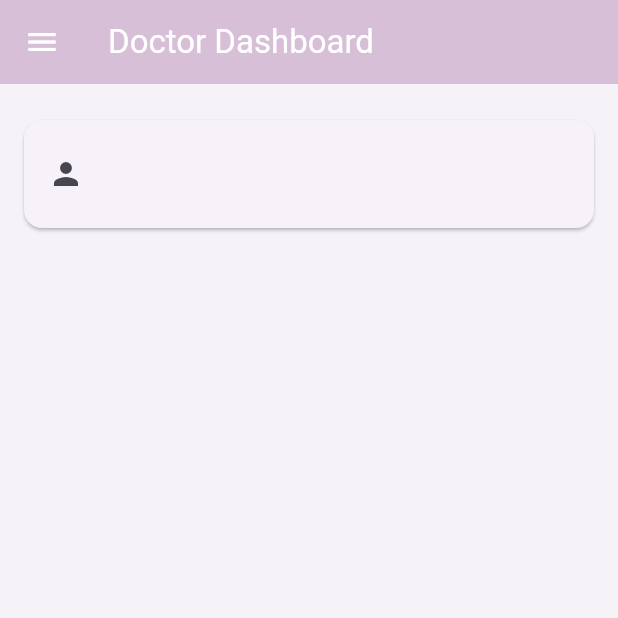
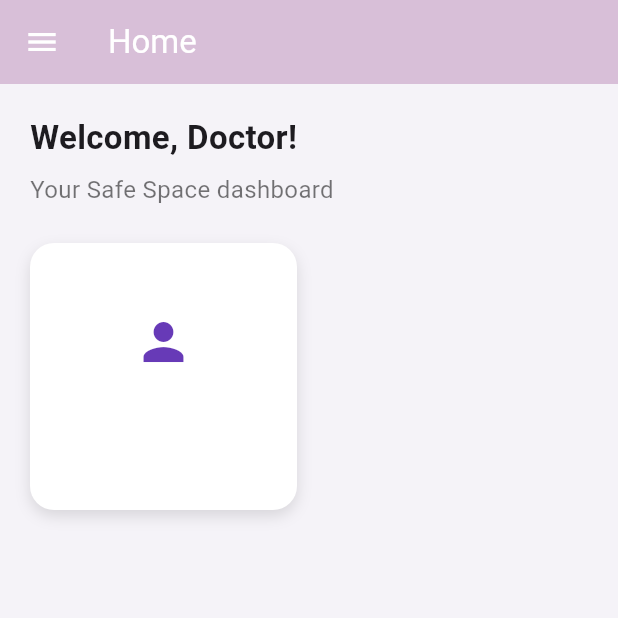
Before and after one commit to Ba-jx/safespace, a Flutter app: the DoctorDashboardScreen screen opened by its route, on a phone screen of 412 x 824 dp, the top half of it. Run offline on Flutter 3.47's test engine with Material 3 defaults, Android fonts, the phone set to English and light mode, and no system bars; our stand-ins replace cloud_firestore, firebase_auth, firebase_core, table_calendar; accounts and stored records are empty.

Commit message:
Update doctor_dashboard_screen.dart

```diff
--- a/lib/screens/doctor_dashboard_screen.dart
+++ b/lib/screens/doctor_dashboard_screen.dart
@@ -1,75 +1,117 @@
 
+import 'package:flutter/material.dart';
 import 'package:cloud_firestore/cloud_firestore.dart';
 import 'package:firebase_auth/firebase_auth.dart';
-import 'package:flutter/material.dart';
 import '../widgets/custom_drawer.dart';
 import 'patient_detail_screen.dart';
 
 class DoctorDashboardScreen extends StatelessWidget {
   const DoctorDashboardScreen({super.key});
 
+  Future<List<Map<String, dynamic>>> _fetchAssignedPatients() async {
+    final uid = FirebaseAuth.instance.currentUser?.uid;
+    if (uid == null) return [];
+
+    final querySnapshot = await FirebaseFirestore.instance
+        .collection('users')
+        .where('role', isEqualTo: 'patient')
+        .where('doctorId', isEqualTo: uid)
+        .get();
+
+    return querySnapshot.docs.map((doc) {
+      final data = doc.data();
+      data['id'] = doc.id;
+      return data;
+    }).toList();
+  }
+
   @override
   Widget build(BuildContext context) {
-    final currentDoctorId = FirebaseAuth.instance.currentUser?.uid;
-
     return Scaffold(
-      appBar: AppBar(title: const Text('Doctor Dashboard')),
+      appBar: AppBar(title: const Text('Home')),
       drawer: const CustomDrawer(),
-      body: Padding(
-        padding: const EdgeInsets.all(16.0),
-        child: StreamBuilder<QuerySnapshot>(
-          stream: FirebaseFirestore.instance
-              .collection('users')
-              .where('role', isEqualTo: 'patient')
-              .where('doctorId', isEqualTo: currentDoctorId)
-              .snapshots(),
+      body: FutureBuilder<List<Map<String, dynamic>>>(
+        future: _fetchAssignedPatients(),
         builder: (context, snapshot) {
-            if (snapshot.hasError) {
-              return const Center(child: Text('Error loading patients.'));
-            }
-            if (!snapshot.hasData) {
+          if (snapshot.connectionState == ConnectionState.waiting) {
             return const Center(child: CircularProgressIndicator());
           }
 
-            final patients = snapshot.data!.docs;
-
-            if (patients.isEmpty) {
-              return const Center(child: Text('No assigned patients.'));
+          if (snapshot.hasError) {
+            return const Center(child: Text('Failed to load patients.'));
           }
 
-            return ListView.builder(
-              itemCount: patients.length,
-              itemBuilder: (context, index) {
-                final data = patients[index].data() as Map<String, dynamic>;
-                final id = patients[index].id;
-                final name = data['name'] ?? 'Unnamed';
-                final email = data['email'] ?? 'No email';
+          final patients = snapshot.data ?? [];
 
-                return Card(
-                  margin: const EdgeInsets.symmetric(vertical: 8),
-                  child: ListTile(
-                    leading: const Icon(Icons.person),
-                    title: Text(name),
-                    subtitle: Text(email),
+          return Padding(
+            padding: const EdgeInsets.all(20.0),
+            child: Column(
+              crossAxisAlignment: CrossAxisAlignment.start,
+              children: [
+                const Text('Welcome, Doctor!',
+                    style: TextStyle(
+                        fontSize: 22, fontWeight: FontWeight.bold)),
+                const SizedBox(height: 8),
+                const Text('Your Safe Space dashboard',
+                    style: TextStyle(fontSize: 16, color: Colors.black54)),
+                const SizedBox(height: 24),
+                Expanded(
+                  child: GridView.count(
+                    crossAxisCount: 2,
+                    crossAxisSpacing: 16,
+                    mainAxisSpacing: 16,
+                    children: patients.map((patient) {
+                      return GestureDetector(
                         onTap: () {
                           Navigator.push(
                             context,
                             MaterialPageRoute(
                               builder: (_) => PatientDetailScreen(
-                            patientId: id,
-                            name: name,
-                            email: email,
+                                patientId: patient['id'],
+                                name: patient['name'] ?? 'Unnamed',
+                                email: patient['email'] ?? '',
                               ),
+                            ),
+                          );
+                        },
+                        child: Container(
+                          decoration: BoxDecoration(
+                            color: Colors.white,
+                            borderRadius: BorderRadius.circular(16),
+                            boxShadow: [
+                              BoxShadow(
+                                color: Colors.black12,
+                                blurRadius: 8,
+                                offset: Offset(0, 4),
+                              ),
+                            ],
+                          ),
+                          child: Column(
+                            mainAxisAlignment: MainAxisAlignment.center,
+                            children: [
+                              const Icon(Icons.person, size: 40, color: Colors.deepPurple),
+                              const SizedBox(height: 8),
+                              Text(
+                                patient['name'] ?? '',
+                                style: const TextStyle(fontWeight: FontWeight.bold),
+                              ),
+                              Text(
+                                patient['email'] ?? '',
+                                style: const TextStyle(fontSize: 12, color: Colors.black54),
+                                textAlign: TextAlign.center,
+                              ),
+                            ],
+                          ),
+                        ),
+                      );
+                    }).toList(),
+                  ),
+                ),
+              ],
             ),
           );
         },
       ),
     );
-              },
-            );
-          },
-        ),
-      ),
-    );
   }
 }
```
Lines whose indentation alone changed are shown as unchanged.
